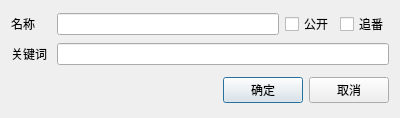
The window that UiThread/Anime/AnimeIpNewDialog.ui (cqwlxxl/cherryme) describes before a commit, drawn with Qt 5.
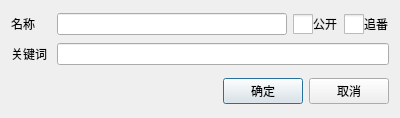
The same window after the commit. Icons and pictures are not drawn.

The edit to the form file:
```diff
--- a/UiThread/Anime/AnimeIpNewDialog.ui
+++ b/UiThread/Anime/AnimeIpNewDialog.ui
@@ -34,6 +34,29 @@
      </item>
      <item>
       <widget class="QCheckBox" name="checkBox_Display">
+       <property name="styleSheet">
+        <string notr="true">QCheckBox
+{
+  spacing: 0px;
+}
+QCheckBox::indicator
+{
+  width: 20px;
+  height: 20px;
+}
+QCheckBox::indicator:checked:enabled
+{
+  image:url(:/File/img/box_check_enable.png);
+}
+QCheckBox::indicator:unchecked:enabled
+{
+  image:url(:/File/img/box_uncheck_enable.png);
+}
+QCheckBox::indicator:unchecked:disabled
+{
+  image:url(:/File/img/box_uncheck_disable.png);
+}</string>
+       </property>
        <property name="text">
         <string>公开</string>
        </property>
@@ -41,6 +64,29 @@
      </item>
      <item>
       <widget class="QCheckBox" name="checkBox_Zhuifan">
+       <property name="styleSheet">
+        <string notr="true">QCheckBox
+{
+  spacing: 0px;
+}
+QCheckBox::indicator
+{
+  width: 20px;
+  height: 20px;
+}
+QCheckBox::indicator:checked:enabled
+{
+  image:url(:/File/img/box_check_enable.png);
+}
+QCheckBox::indicator:unchecked:enabled
+{
+  image:url(:/File/img/box_uncheck_enable.png);
+}
+QCheckBox::indicator:unchecked:disabled
+{
+  image:url(:/File/img/box_uncheck_disable.png);
+}</string>
+       </property>
        <property name="text">
         <string>追番</string>
        </property>
```
